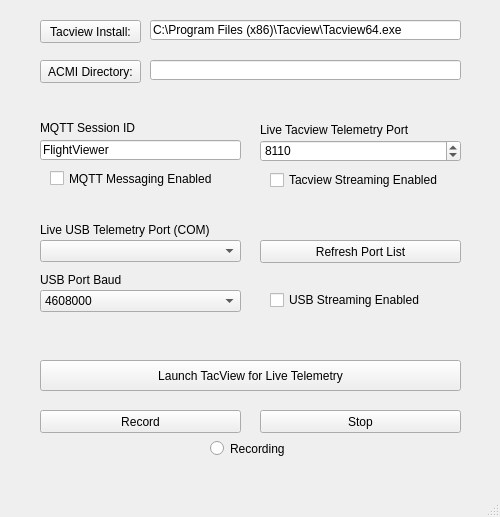
PowerBroker2/Thunder_Viewer, file gui.ui: the form before one commit.
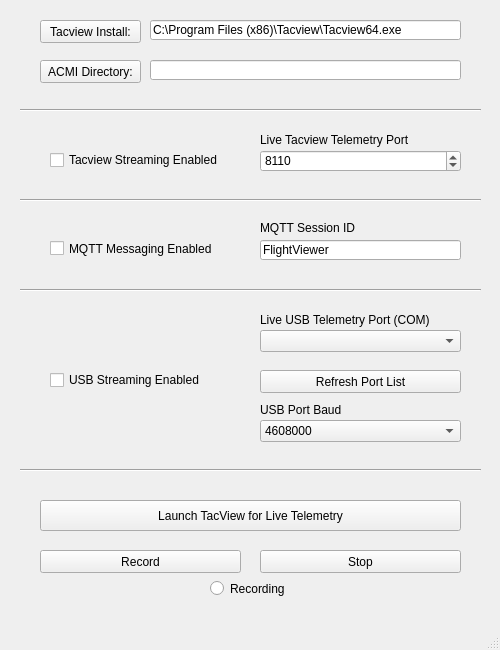
The form after the commit.

Diff of the .ui file:
```diff
--- a/gui.ui
+++ b/gui.ui
@@ -7,19 +7,19 @@
     <x>0</x>
     <y>0</y>
     <width>500</width>
-    <height>517</height>
+    <height>650</height>
    </rect>
   </property>
   <property name="minimumSize">
    <size>
     <width>500</width>
-    <height>517</height>
+    <height>650</height>
    </size>
   </property>
   <property name="maximumSize">
    <size>
     <width>500</width>
-    <height>517</height>
+    <height>650</height>
    </size>
   </property>
   <property name="windowTitle">
@@ -29,8 +29,8 @@
    <widget class="QLineEdit" name="mqtt_id">
     <property name="geometry">
      <rect>
-      <x>40</x>
-      <y>140</y>
+      <x>260</x>
+      <y>240</y>
       <width>201</width>
       <height>20</height>
      </rect>
@@ -43,7 +43,7 @@
     <property name="geometry">
      <rect>
       <x>210</x>
-      <y>440</y>
+      <y>580</y>
       <width>82</width>
       <height>17</height>
      </rect>
@@ -56,7 +56,7 @@
     <property name="geometry">
      <rect>
       <x>40</x>
-      <y>410</y>
+      <y>550</y>
       <width>201</width>
       <height>23</height>
      </rect>
@@ -69,7 +69,7 @@
     <property name="geometry">
      <rect>
       <x>260</x>
-      <y>410</y>
+      <y>550</y>
       <width>201</width>
       <height>23</height>
      </rect>
@@ -81,8 +81,8 @@
    <widget class="QLabel" name="label_2">
     <property name="geometry">
      <rect>
-      <x>40</x>
-      <y>120</y>
+      <x>260</x>
+      <y>220</y>
       <width>201</width>
       <height>16</height>
      </rect>
@@ -95,7 +95,7 @@
     <property name="geometry">
      <rect>
       <x>50</x>
-      <y>170</y>
+      <y>240</y>
       <width>191</width>
       <height>17</height>
      </rect>
@@ -121,7 +121,7 @@
     <property name="geometry">
      <rect>
       <x>260</x>
-      <y>120</y>
+      <y>130</y>
       <width>201</width>
       <height>20</height>
      </rect>
@@ -133,8 +133,8 @@
    <widget class="QCheckBox" name="live_telem">
     <property name="geometry">
      <rect>
-      <x>270</x>
-      <y>170</y>
+      <x>50</x>
+      <y>150</y>
       <width>191</width>
       <height>20</height>
      </rect>
@@ -147,7 +147,7 @@
     <property name="geometry">
      <rect>
       <x>40</x>
-      <y>360</y>
+      <y>500</y>
       <width>421</width>
       <height>31</height>
      </rect>
@@ -173,7 +173,7 @@
     <property name="geometry">
      <rect>
       <x>260</x>
-      <y>140</y>
+      <y>150</y>
       <width>201</width>
       <height>22</height>
      </rect>
@@ -217,8 +217,8 @@
    <widget class="QCheckBox" name="live_usb">
     <property name="geometry">
      <rect>
-      <x>270</x>
-      <y>290</y>
+      <x>50</x>
+      <y>370</y>
       <width>181</width>
       <height>20</height>
      </rect>
@@ -230,8 +230,8 @@
    <widget class="QLabel" name="label_4">
     <property name="geometry">
      <rect>
-      <x>40</x>
-      <y>220</y>
+      <x>260</x>
+      <y>310</y>
       <width>201</width>
       <height>20</height>
      </rect>
@@ -243,8 +243,8 @@
    <widget class="QComboBox" name="usb_ports">
     <property name="geometry">
      <rect>
-      <x>40</x>
-      <y>240</y>
+      <x>260</x>
+      <y>330</y>
       <width>201</width>
       <height>22</height>
      </rect>
@@ -254,7 +254,7 @@
     <property name="geometry">
      <rect>
       <x>260</x>
-      <y>240</y>
+      <y>370</y>
       <width>201</width>
       <height>23</height>
      </rect>
@@ -266,14 +266,14 @@
    <widget class="QComboBox" name="usb_baud">
     <property name="geometry">
      <rect>
-      <x>40</x>
-      <y>290</y>
+      <x>260</x>
+      <y>420</y>
       <width>201</width>
       <height>22</height>
      </rect>
     </property>
     <property name="currentText">
-     <string>115200</string>
+     <string>4608000</string>
     </property>
     <item>
      <property name="text">
@@ -369,8 +369,8 @@
    <widget class="QLabel" name="label_5">
     <property name="geometry">
      <rect>
-      <x>40</x>
-      <y>270</y>
+      <x>260</x>
+      <y>400</y>
       <width>201</width>
       <height>20</height>
      </rect>
@@ -379,6 +379,58 @@
      <string>USB Port Baud</string>
     </property>
    </widget>
+   <widget class="Line" name="line">
+    <property name="geometry">
+     <rect>
+      <x>20</x>
+      <y>280</y>
+      <width>461</width>
+      <height>20</height>
+     </rect>
+    </property>
+    <property name="orientation">
+     <enum>Qt::Horizontal</enum>
+    </property>
+   </widget>
+   <widget class="Line" name="line_2">
+    <property name="geometry">
+     <rect>
+      <x>20</x>
+      <y>100</y>
+      <width>461</width>
+      <height>20</height>
+     </rect>
+    </property>
+    <property name="orientation">
+     <enum>Qt::Horizontal</enum>
+    </property>
+   </widget>
+   <widget class="Line" name="line_3">
+    <property name="geometry">
+     <rect>
+      <x>20</x>
+      <y>460</y>
+      <width>461</width>
+      <height>20</height>
+     </rect>
+    </property>
+    <property name="orientation">
+     <enum>Qt::Horizontal</enum>
+    </property>
+   </widget>
+   <widget class="Line" name="line_4">
+    <property name="geometry">
+     <rect>
+      <x>20</x>
+      <y>190</y>
+      <width>461</width>
+      <height>20</height>
+     </rect>
+    </property>
+    <property name="orientation">
+     <enum>Qt::Horizontal</enum>
+    </property>
+   </widget>
   </widget>
   <widget class="QMenuBar" name="menubar">
    <property name="geometry">
```
